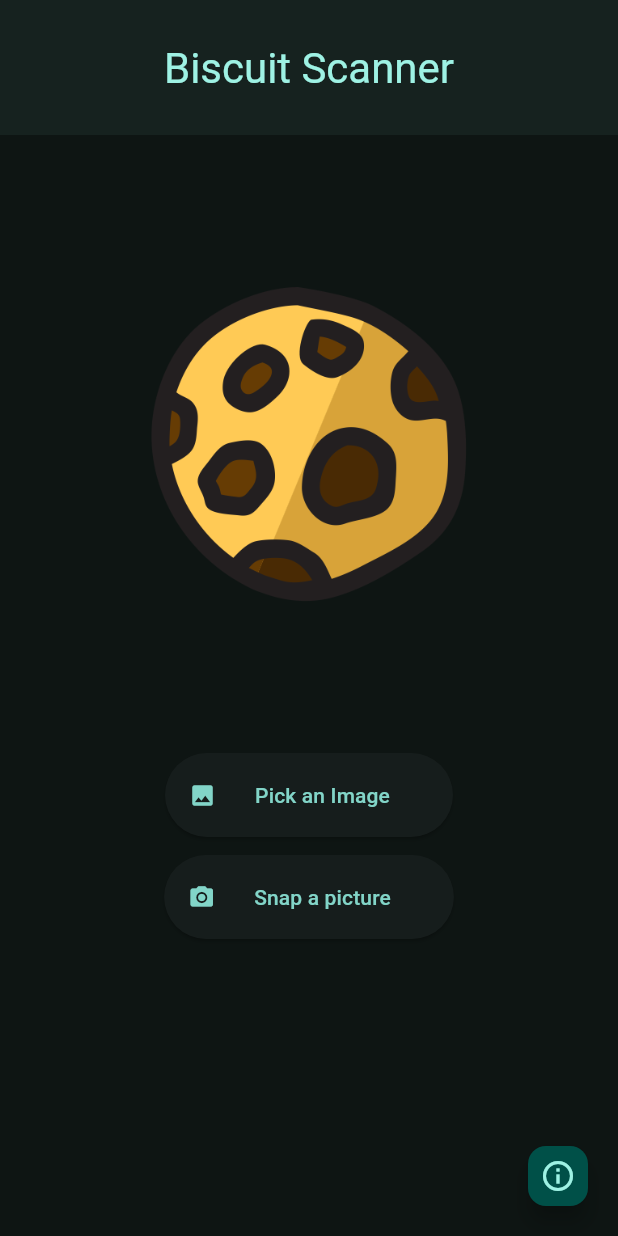
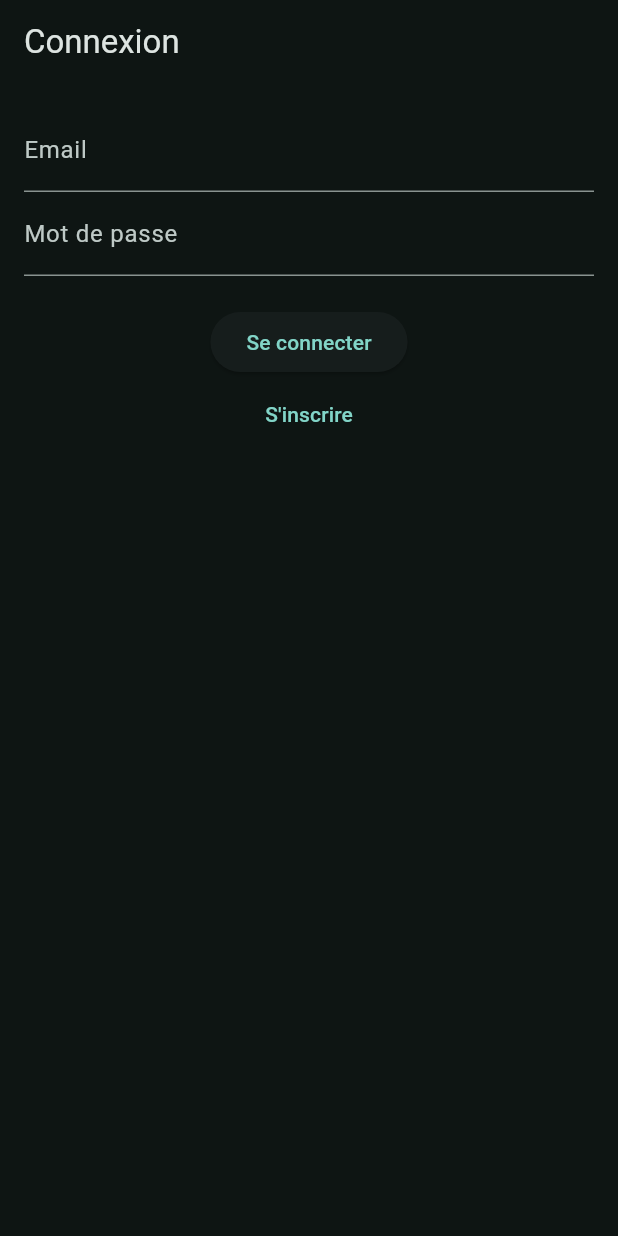
Before and after one commit to HamzaAitahmed/BiscuitScanner, a Flutter app: the screen it shows after launch, on a phone screen of 412 x 824 dp. Run offline on Flutter 3.47's test engine with Material 3 defaults, Android fonts, the phone set to English and light mode, and no system bars; our stand-ins replace firebase_auth, firebase_core, image_picker, share_plus; missing offline and left inert: flutter_tflite; accounts and stored records are empty.

Commit message:
Final Commit

```diff
--- a/lib/about.dart
+++ b/lib/about.dart
@@ -1,4 +1,3 @@
-import 'package:flutter/gestures.dart';
 import 'package:flutter/material.dart';
 import 'package:url_launcher/url_launcher.dart';
 import 'package:share_plus/share_plus.dart';
--- /dev/null
+++ b/lib/login.dart
@@ -0,0 +1,70 @@
+import 'package:biscuit_scanner/register.dart';
+import 'package:firebase_auth/firebase_auth.dart';
+import 'package:flutter/material.dart';
+import 'home.dart';
+
+class LoginPage extends StatefulWidget {
+  const LoginPage({super.key});
+
+  @override
+  LoginPageState createState() => LoginPageState();
+}
+
+class LoginPageState extends State<LoginPage> {
+  final FirebaseAuth _auth = FirebaseAuth.instance;
+  final TextEditingController emailController = TextEditingController();
+  final TextEditingController passwordController = TextEditingController();
+
+  void _login() async {
+    try {
+      UserCredential userCredential = await _auth.signInWithEmailAndPassword(
+        email: emailController.text.trim(),
+        password: passwordController.text.trim(),
+      );
+      print("User signed in: ${userCredential.user!.uid}");
+      Navigator.pushReplacement(
+        context,
+        MaterialPageRoute(builder: (context) => Home()),
+      );
+    } catch (e) {
+      ScaffoldMessenger.of(context).showSnackBar(
+        SnackBar(content: Text("Erreur : $e")),
+      );
+    }
+  }
+
+  @override
+  Widget build(BuildContext context) {
+    return Scaffold(
+      appBar: AppBar(title: const Text("Connexion")),
+      body: Padding(
+        padding: const EdgeInsets.all(16.0),
+        child: Column(
+          children: [
+            TextField(
+                controller: emailController,
+                decoration: const InputDecoration(labelText: "Email")),
+            TextField(
+                controller: passwordController,
+                decoration: const InputDecoration(labelText: "Mot de passe"),
+                obscureText: true),
+            const SizedBox(height: 20),
+            ElevatedButton(
+                onPressed: _login,
+                child: const Text("Se connecter")
+            ),
+            TextButton(
+              onPressed: () {
+                Navigator.pushReplacement(
+                  context,
+                  MaterialPageRoute(builder: (context) => RegisterPage()),
+                );
+              },
+              child: Text("S'inscrire"),
+            ),
+          ],
+        ),
+      ),
+    );
+  }
+}
--- a/lib/main.dart
+++ b/lib/main.dart
@@ -1,25 +1,57 @@
+import 'package:firebase_core/firebase_core.dart';
+import 'package:firebase_auth/firebase_auth.dart';
+import 'package:flutter/material.dart';
 import 'package:biscuit_scanner/home.dart';
-import 'package:flutter/material.dart';
+import 'package:biscuit_scanner/login.dart';
+import 'firebase_options.dart';
 
-void main() {
+void main() async {
+  WidgetsFlutterBinding.ensureInitialized();
+  // await Firebase.initializeApp(
+  //   options: DefaultFirebaseOptions.currentPlatform,
+  // );
   runApp(const MyApp());
 }
 
 class MyApp extends StatelessWidget {
   const MyApp({super.key});
 
-  // This widget is the root of your application.
+  Future<FirebaseApp> _initializeFirebase() async {
+    return await Firebase.initializeApp(
+      options: DefaultFirebaseOptions.currentPlatform,
+    );
+  }
+
   @override
   Widget build(BuildContext context) {
     return MaterialApp(
       title: 'Biscuit Scanner',
       theme: ThemeData(
-        //dark mode
         brightness: Brightness.dark,
         colorSchemeSeed: Colors.teal,
         useMaterial3: true,
       ),
-      home: const Home(),
+      home: FutureBuilder(
+        future: _initializeFirebase(),
+        builder: (context, snapshot) {
+          // Si Firebase n'est pas encore prêt, affiche un écran de chargement
+          if (snapshot.connectionState == ConnectionState.waiting) {
+            return const Scaffold(
+              body: Center(child: CircularProgressIndicator()),
+            );
+          }
+          // uEoaMZyLavfJyI3EBuJUoJD9dVP2
+
+          if (snapshot.hasError) {
+            return Scaffold(
+              body: Center(child: Text("Erreur: ${snapshot.error}")),
+            );
+          }
+
+          final FirebaseAuth auth = FirebaseAuth.instance;
+          return auth.currentUser == null ? const LoginPage() : const Home();
+        },
+      ),
     );
   }
 }
```
Also changed, not shown: lib/aboutpage.dart (deleted, +0 -421 lines), lib/home.dart (+32 -0 lines), lib/register.dart (added, +85 -0 lines), pubspec.yaml (+7 -4 lines), firebase.json (added), lib/firebase_options.dart (added), pubspec.lock, 6 other files.
